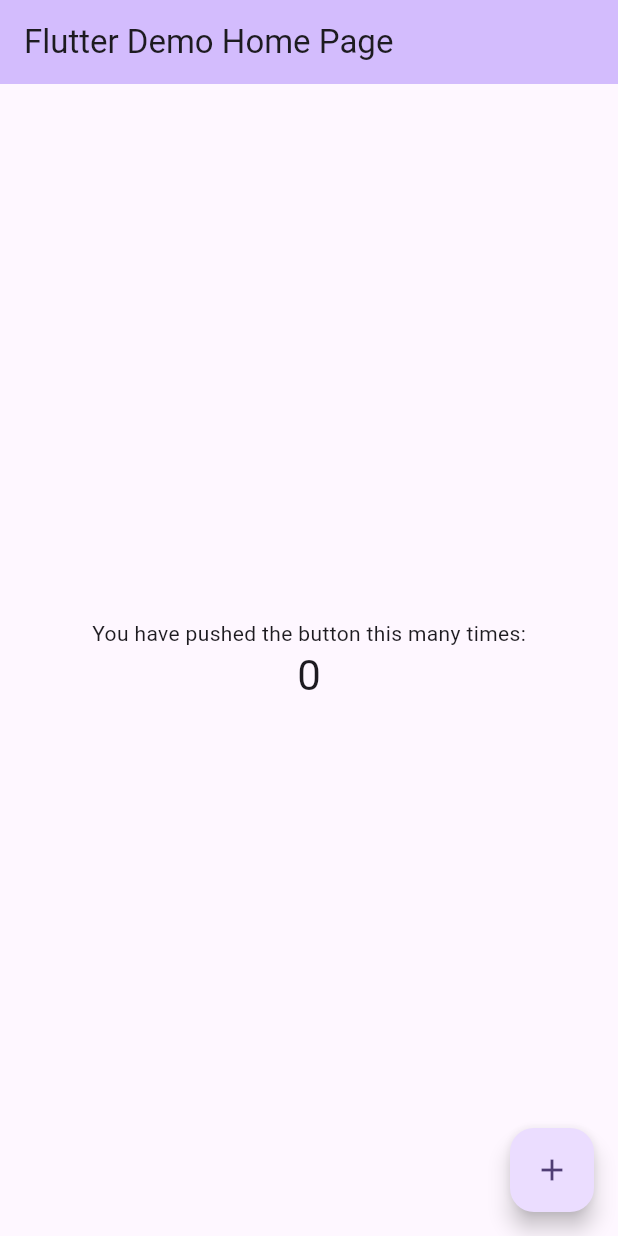
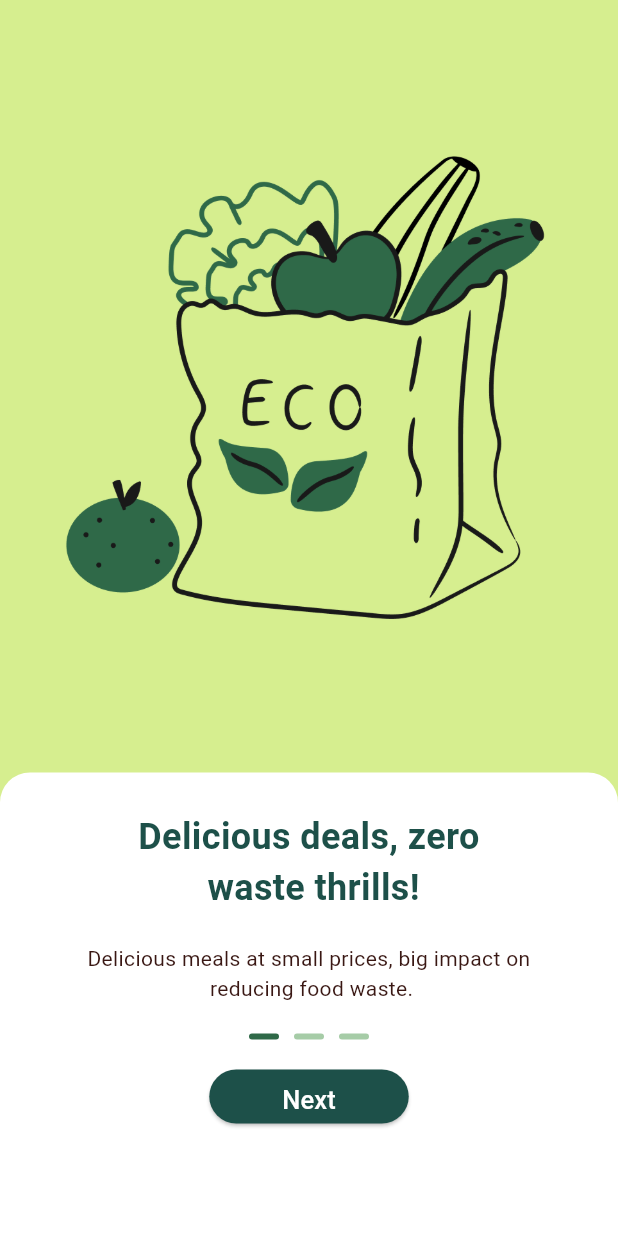
Before and after one commit to samych26/Qoffa, a Flutter app: the screen it shows after launch, on a phone screen of 412 x 824 dp. Run offline on Flutter 3.47's test engine with Material 3 defaults, Android fonts, the light colour scheme and no system bars; our stand-ins replace shared_preferences.

Commit message:
Onboarding pages

```diff
--- a/lib/main.dart
+++ b/lib/main.dart
@@ -1,125 +1,68 @@
 import 'package:flutter/material.dart';
+import 'package:shared_preferences/shared_preferences.dart';
+import 'views/onboarding_view.dart';
+import 'views/login_view.dart';
 
 void main() {
-  runApp(const MyApp());
+  runApp(QoffaApp());
 }
 
-class MyApp extends StatelessWidget {
-  const MyApp({super.key});
-
-  // This widget is the root of your application.
+class QoffaApp extends StatelessWidget {
   @override
   Widget build(BuildContext context) {
     return MaterialApp(
-      title: 'Flutter Demo',
+      debugShowCheckedModeBanner: false,
+      title: 'Qoffa',
       theme: ThemeData(
-        // This is the theme of your application.
-        //
-        // TRY THIS: Try running your application with "flutter run". You'll see
-        // the application has a purple toolbar. Then, without quitting the app,
-        // try changing the seedColor in the colorScheme below to Colors.green
-        // and then invoke "hot reload" (save your changes or press the "hot
-        // reload" button in a Flutter-supported IDE, or press "r" if you used
-        // the command line to start the app).
-        //
-        // Notice that the counter didn't reset back to zero; the application
-        // state is not lost during the reload. To reset the state, use hot
-        // restart instead.
-        //
-        // This works for code too, not just values: Most code changes can be
-        // tested with just a hot reload.
-        colorScheme: ColorScheme.fromSeed(seedColor: Colors.deepPurple),
-        useMaterial3: true,
+        primaryColor: Color(0xFFD6EE8F),
       ),
-      home: const MyHomePage(title: 'Flutter Demo Home Page'),
+      home: SplashScreen(),
     );
   }
 }
 
-class MyHomePage extends StatefulWidget {
-  const MyHomePage({super.key, required this.title});
-
-  // This widget is the home page of your application. It is stateful, meaning
-  // that it has a State object (defined below) that contains fields that affect
-  // how it looks.
-
-  // This class is the configuration for the state. It holds the values (in this
-  // case the title) provided by the parent (in this case the App widget) and
-  // used by the build method of the State. Fields in a Widget subclass are
-  // always marked "final".
-
-  final String title;
-
+class SplashScreen extends StatefulWidget {
   @override
-  State<MyHomePage> createState() => _MyHomePageState();
+  _SplashScreenState createState() => _SplashScreenState();
 }
 
-class _MyHomePageState extends State<MyHomePage> {
-  int _counter = 0;
+class _SplashScreenState extends State<SplashScreen> {
+  @override
+  void initState() {
+    super.initState();
+    _navigateToNext();
+  }
 
-  void _incrementCounter() {
-    setState(() {
-      // This call to setState tells the Flutter framework that something has
-      // changed in this State, which causes it to rerun the build method below
-      // so that the display can reflect the updated values. If we changed
-      // _counter without calling setState(), then the build method would not be
-      // called again, and so nothing would appear to happen.
-      _counter++;
-    });
+  Future<void> _navigateToNext() async {
+    await Future.delayed(Duration(seconds: 2));
+    SharedPreferences prefs = await SharedPreferences.getInstance();
+    bool firstLaunch = prefs.getBool('firstLaunch') ?? true;
+    String? userType = prefs.getString('userType');
+
+    if (firstLaunch) {
+      Navigator.pushReplacement(
+        context,
+        MaterialPageRoute(builder: (context) => OnboardingScreen()),
+      );
+    } else {
+      Navigator.pushReplacement(
+        context,
+        MaterialPageRoute(builder: (context) => LoginView(userType: userType ?? "Customer")),
+      );
+    }
   }
 
   @override
   Widget build(BuildContext context) {
-    // This method is rerun every time setState is called, for instance as done
-    // by the _incrementCounter method above.
-    //
-    // The Flutter framework has been optimized to make rerunning build methods
-    // fast, so that you can just rebuild anything that needs updating rather
-    // than having to individually change instances of widgets.
     return Scaffold(
-      appBar: AppBar(
-        // TRY THIS: Try changing the color here to a specific color (to
-        // Colors.amber, perhaps?) and trigger a hot reload to see the AppBar
-        // change color while the other colors stay the same.
-        backgroundColor: Theme.of(context).colorScheme.inversePrimary,
-        // Here we take the value from the MyHomePage object that was created by
-        // the App.build method, and use it to set our appbar title.
-        title: Text(widget.title),
-      ),
+      backgroundColor: Color(0xFFD6EE8F),
       body: Center(
-        // Center is a layout widget. It takes a single child and positions it
-        // in the middle of the parent.
-        child: Column(
-          // Column is also a layout widget. It takes a list of children and
-          // arranges them vertically. By default, it sizes itself to fit its
-          // children horizontally, and tries to be as tall as its parent.
-          //
-          // Column has various properties to control how it sizes itself and
-          // how it positions its children. Here we use mainAxisAlignment to
-          // center the children vertically; the main axis here is the vertical
-          // axis because Columns are vertical (the cross axis would be
-          // horizontal).
-          //
-          // TRY THIS: Invoke "debug painting" (choose the "Toggle Debug Paint"
-          // action in the IDE, or press "p" in the console), to see the
-          // wireframe for each widget.
-          mainAxisAlignment: MainAxisAlignment.center,
-          children: <Widget>[
-            const Text(
-              'You have pushed the button this many times:',
-            ),
-            Text(
-              '$_counter',
-              style: Theme.of(context).textTheme.headlineMedium,
-            ),
-          ],
+        child: Image.asset(
+          'assets/images/logo.png',
+          width: 204.3,
+          height: 250,
         ),
       ),
-      floatingActionButton: FloatingActionButton(
-        onPressed: _incrementCounter,
-        tooltip: 'Increment',
-        child: const Icon(Icons.add),
-      ), // This trailing comma makes auto-formatting nicer for build methods.
     );
   }
 }
--- /dev/null
+++ b/lib/views/onboarding_view.dart
@@ -0,0 +1,243 @@
+import 'package:flutter/material.dart';
+import 'login_view.dart';
+
+class OnboardingScreen extends StatefulWidget {
+  @override
+  _OnboardingScreenState createState() => _OnboardingScreenState();
+}
+
+class _OnboardingScreenState extends State<OnboardingScreen> {
+  final PageController _pageController = PageController();
+  int _currentPage = 0;
+
+  final List<Map<String, String>> onboardingData = [
+    {
+      "image": "assets/images/onboarding1.png",
+      "title": "Delicious deals, zero \n waste thrills! ",
+      "text": "Delicious meals at small prices, big impact on \n reducing food waste."
+    },
+    {
+      "image": "assets/images/onboarding2.png",
+      "title": "Discover hidden gems. \n",
+      "text": "Find nearby restaurants and bakeries and \n more offering unsold food at friendly prices."
+    },
+    {
+      "image": "assets/images/onboarding3.png",
+      "title": "Make every bite count. \n",
+      "text": "Enjoy great food while making a positive \n impact on your community"
+    }
+  ];
+
+  @override
+  Widget build(BuildContext context) {
+    return Scaffold(
+      body: PageView.builder(
+        controller: _pageController,
+        onPageChanged: (index) {
+          setState(() {
+            _currentPage = index;
+          });
+        },
+        itemCount: onboardingData.length + 1,
+        itemBuilder: (context, index) {
+          if (index == onboardingData.length) {
+            return _buildLastPage();
+          } else {
+            return _buildOnboardingPage(onboardingData[index], index);
+          }
+        },
+      ),
+    );
+  }
+
+  Widget _buildOnboardingPage(Map<String, String> data, int index) {
+    return Container(
+      color: Color(0xFFD6EE8F), // FOND GÉNÉRAL
+      child: Column(
+        children: [
+          Expanded(
+            flex: 10,
+            child: Stack(
+              children: [
+                Center(
+                  child: Image.asset(
+                    data["image"]!,
+                    width: 330,
+                  ),
+                ),
+              ],
+            ),
+          ),
+          Expanded(
+            flex: 6,
+            child: Container(
+              decoration: BoxDecoration(
+                color: Colors.white,
+                borderRadius: BorderRadius.only(
+                  topLeft: Radius.circular(20),
+                  topRight: Radius.circular(20),
+                ),
+              ),
+              padding: EdgeInsets.fromLTRB(16, 10, 16, 16),
+              child: Column(
+                mainAxisAlignment: MainAxisAlignment.start,
+                children: [
+                  SizedBox(height: 16),
+                  Text(
+                    data["title"]!,
+                    style: TextStyle(
+                      fontSize: 24,
+                      fontWeight: FontWeight.bold,
+                      color: Color(0xFF1D5049),
+                    ),
+                    textAlign: TextAlign.center,
+                  ),
+                  SizedBox(height: 20),
+                  Text(
+                    data["text"]!,
+                    textAlign: TextAlign.center,
+                    style: TextStyle(
+                      fontSize: 14,
+                      color: Color(0xFF391713),
+                    ),
+                  ),
+                  SizedBox(height: 20),
+                  _buildProgressIndicator(index),
+                  SizedBox(height: 20),
+                  SizedBox(
+                    width: 133,
+                    height: 36,
+                    child: ElevatedButton(
+                      style: ElevatedButton.styleFrom(
+                        backgroundColor: Color(0xFF1D5049),
+                        foregroundColor: Colors.white,
+                        shape: RoundedRectangleBorder(
+                          borderRadius: BorderRadius.circular(100),
+                        ),
+                        padding: EdgeInsets.symmetric(horizontal: 12, vertical: 8),
+                      ),
+                      onPressed: () {
+                        _pageController.nextPage(
+                          duration: Duration(milliseconds: 300),
+                          curve: Curves.easeInOut,
+                        );
+                      },
+                      child: Text("Next", style: TextStyle(fontSize: 17)),
+                    ),
+                  ),
+                ],
+              ),
+            ),
+          ),
+        ],
+      ),
+    );
+  }
+
+
+  Widget _buildLastPage() {
+    return Column(
+      children: [
+        Expanded(
+          flex: 10,
+          child: Container(
+            width: double.infinity,
+            color: Color(0xFFFEFFFC), // Fond supérieur vert clair
+            child: Center(
+              child: Image.asset("assets/images/onboarding4.png", width: 300),
+            ),
+          ),
+        ),
+        Expanded(
+          flex: 6,
+          child: Container(
+            width: double.infinity,
+            decoration: BoxDecoration(
+              color: Color(0xFF1D5049),
+              borderRadius: BorderRadius.only(
+                topLeft: Radius.circular(32),
+                topRight: Radius.circular(32),
+              ),
+            ),
+            padding: EdgeInsets.symmetric(horizontal: 24, vertical: 32),
+            child: Column(
+              mainAxisAlignment: MainAxisAlignment.center,
+              children: [
+                Text(
+                  "Tell us who you are !",
+                  style: TextStyle(
+                    color: Color(0xFFF3E9B5),
+                    fontSize: 24,
+                    fontWeight: FontWeight.bold,
+                  ),
+                ),
+                SizedBox(height: 44),
+                SizedBox(
+                  width: 160,
+                  height: 45,
+                  child: ElevatedButton(
+                    style: ElevatedButton.styleFrom(
+                      backgroundColor: Color(0xFFF3E9B5),
+                      shape: RoundedRectangleBorder(
+                        borderRadius: BorderRadius.circular(30),
+                      ),
+                    ),
+                    onPressed: () {
+                      Navigator.pushReplacement(
+                        context,
+                        MaterialPageRoute(
+                          builder: (context) => LoginView(userType: "Customer"),
+                        ),
+                      );
+                    },
+                    child: Text("Customer", style: TextStyle(color: Colors.black)),
+                  ),
+                ),
+                SizedBox(height: 16),
+                SizedBox(
+                  width: 160,
+                  height: 45,
+                  child: ElevatedButton(
+                    style: ElevatedButton.styleFrom(
+                      backgroundColor: Color(0xFFF3E9B5),
+                      shape: RoundedRectangleBorder(
+                        borderRadius: BorderRadius.circular(30),
+                      ),
+                    ),
+                    onPressed: () {
+                      Navigator.pushReplacement(
+                        context,
+                        MaterialPageRoute(
+                          builder: (context) => LoginView(userType: "Business"),
+                        ),
+                      );
+                    },
+                    child: Text("Business", style: TextStyle(color: Colors.black)),
+                  ),
+                ),
+              ],
+            ),
+          ),
+        ),
+      ],
+    );
+  }
+
+
+  Widget _buildProgressIndicator(int index) {
+    return Row(
+      mainAxisAlignment: MainAxisAlignment.center,
+      children: List.generate(3, (i) {
+        return Container(
+          margin: EdgeInsets.symmetric(horizontal: 5),
+          width: 20,
+          height: 4,
+          decoration: BoxDecoration(
+            color: i == index ? Color(0xFF2F6948) : Color(0xFFA6CCA7),
+            borderRadius: BorderRadius.circular(3),
+          ),
+        );
+      }),
+    );
+  }
+}
```
Also changed, not shown: lib/views/login_view.dart (added, +17 -0 lines), pubspec.yaml (+4 -69 lines), assets/images/logo.png (added), assets/images/onboarding1.png (added), assets/images/onboarding2.png (added), assets/images/onboarding3.png (added), assets/images/onboarding4.png (added), pubspec.lock, 4 other files.
